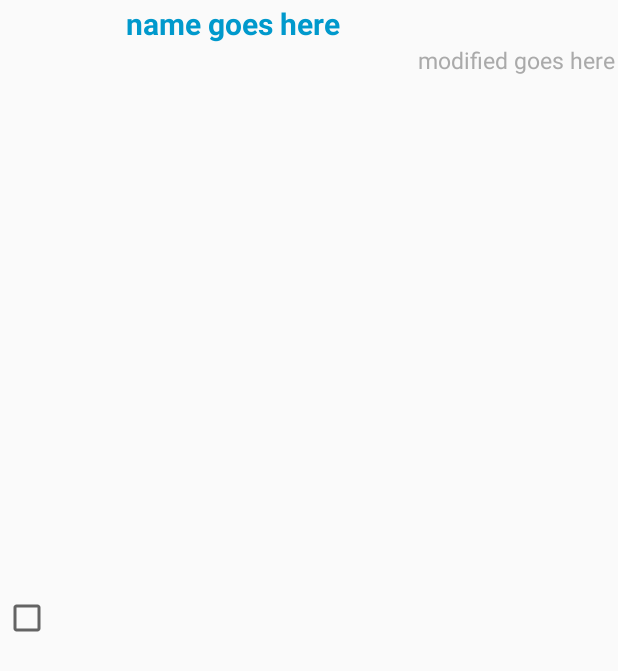
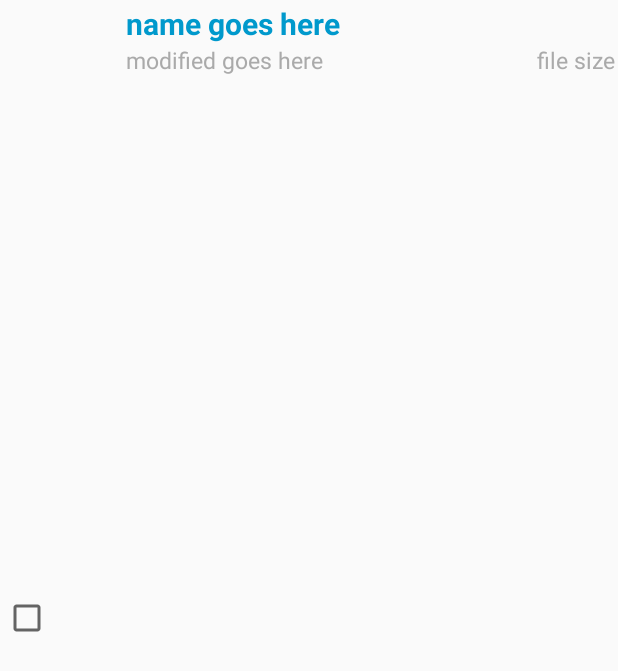
Before and after one commit to iMilind/CmpE277_Spartan_Drive, an Android app: the layout dropbox_item.xml on its own in the app's theme, with its tools: preview values and no code run, on a phone screen of 412 x 824 dp. Shown: the top 671 px of the screen. Run offline under Robolectric (Android 15) with nearby library versions, the phone set to English and light mode, and no system bars.

Commit message:
changes to display file size
Signed-off-by: Milind Mahajan <milind.mahajan@sjsu.edu>

```diff
--- a/app/src/main/java/com/example/milindmahajan/spartandrive/fragments/ListViewFragment.java
+++ b/app/src/main/java/com/example/milindmahajan/spartandrive/fragments/ListViewFragment.java
@@ -296,6 +296,10 @@ public class ListViewFragment extends Fragment {
             TextView modified = (TextView)convertView.findViewById(R.id.modified);
             modified.setText(dropboxItem.getModified());
 
+            TextView size = (TextView)convertView.findViewById(R.id.size);
+            size.setText(dropboxItem.getSize());
+            size.setVisibility(dropboxItem.isDir() ? View.INVISIBLE : View.VISIBLE);
+
             final CheckBox checkBox = (CheckBox)convertView.findViewById(R.id.checkBox);
             checkBox.setChecked(listViewAdapter.isSelected(dropboxItems.get(position)));
 
--- a/app/src/main/res/layout/dropbox_item.xml
+++ b/app/src/main/res/layout/dropbox_item.xml
@@ -44,6 +44,17 @@
         android:layout_height="wrap_content"
         android:text="modified goes here"
         android:layout_alignParentBottom="true"
+        android:layout_alignParentRight="false"
+        android:textSize="15sp"
+        android:textColor="@android:color/darker_gray"
+        android:layout_below="@+id/title"
+        android:layout_alignLeft="@+id/title" />
+
+    <TextView android:id="@+id/size"
+        android:layout_width="wrap_content"
+        android:layout_height="wrap_content"
+        android:text="file size"
+        android:layout_alignParentBottom="true"
         android:layout_alignParentRight="true"
         android:textSize="15sp"
         android:textColor="@android:color/darker_gray"
```
Also changed, not shown: app/src/main/java/com/example/milindmahajan/spartandrive/model/DropboxItem.java (+14 -0 lines).
